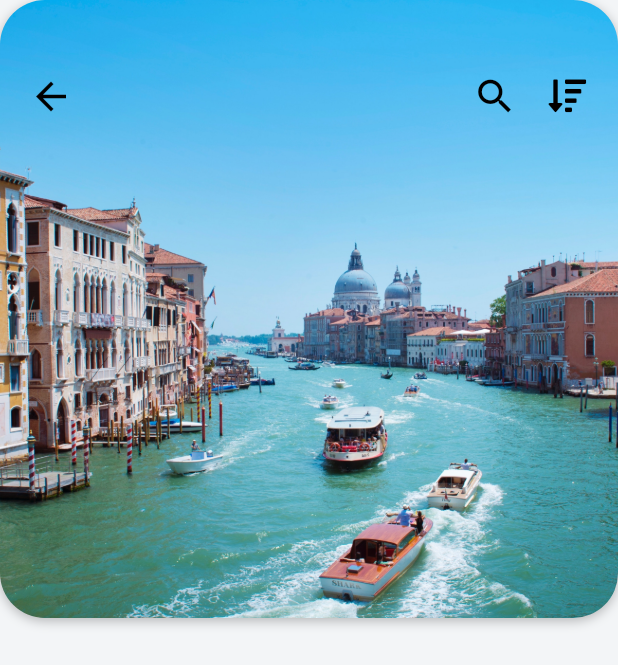
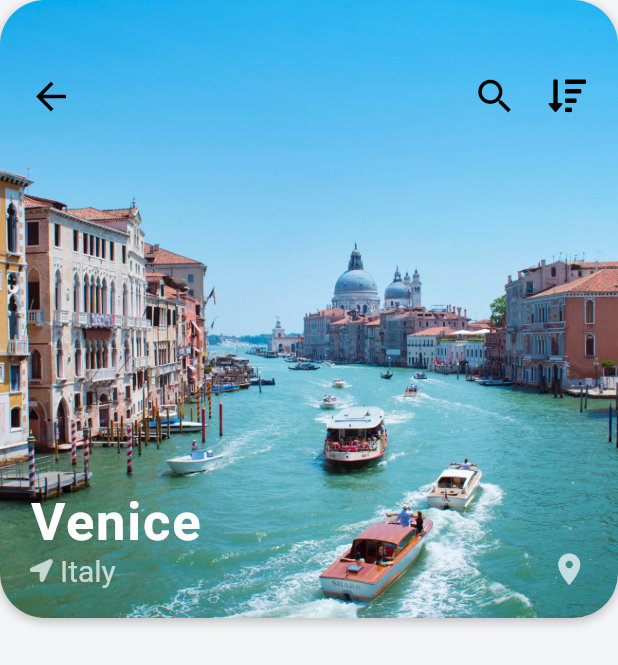
Before and after one commit to DaminduSandaruwan/Travel_UI, a Flutter app: the screen it shows after launch, after a tap on an icon or button, on a phone screen of 412 x 824 dp. Shown: the top 665 px of the screen. Run offline on Flutter 3.47's test engine with Material 2 defaults, Android fonts, the phone set to English and light mode, and no system bars; our stand-ins replace font_awesome_flutter; network calls fail.

Commit message:
add country and location icons

```diff
--- a/lib/screens/destination_screen.dart
+++ b/lib/screens/destination_screen.dart
@@ -74,7 +74,51 @@ class _DestinationScreenState extends State<DestinationScreen> {
                     ),
                   ],
                 ),
-              )
+              ),
+              Positioned(
+                left: 20.0,
+                bottom: 20.0,
+                child: Column(
+                  crossAxisAlignment: CrossAxisAlignment.start,
+                  children: <Widget>[
+                    Text(
+                      widget.destination.city,
+                      style: TextStyle(
+                        color: Colors.white,
+                        fontSize: 35.0,
+                        fontWeight: FontWeight.w600,
+                        letterSpacing: 1.2,
+                      ),
+                    ),
+                    Row(
+                      children: <Widget>[
+                        Icon(
+                          FontAwesomeIcons.locationArrow,
+                          size: 15.0,
+                          color: Colors.white70,
+                        ),
+                        SizedBox(width: 5.0,),
+                        Text(
+                          widget.destination.country,
+                          style: TextStyle(
+                            color: Colors.white70,
+                            fontSize: 20.0
+                          ),
+                        ),
+                      ],
+                    ),
+                  ],
+                ),
+              ),
+              Positioned(
+                right: 20.0,
+                bottom: 20.0,
+                child: Icon(
+                  Icons.location_on,
+                  color: Colors.white70,
+                  size: 25.0,
+                ),
+              ),
             ],
           )
         ],
```
